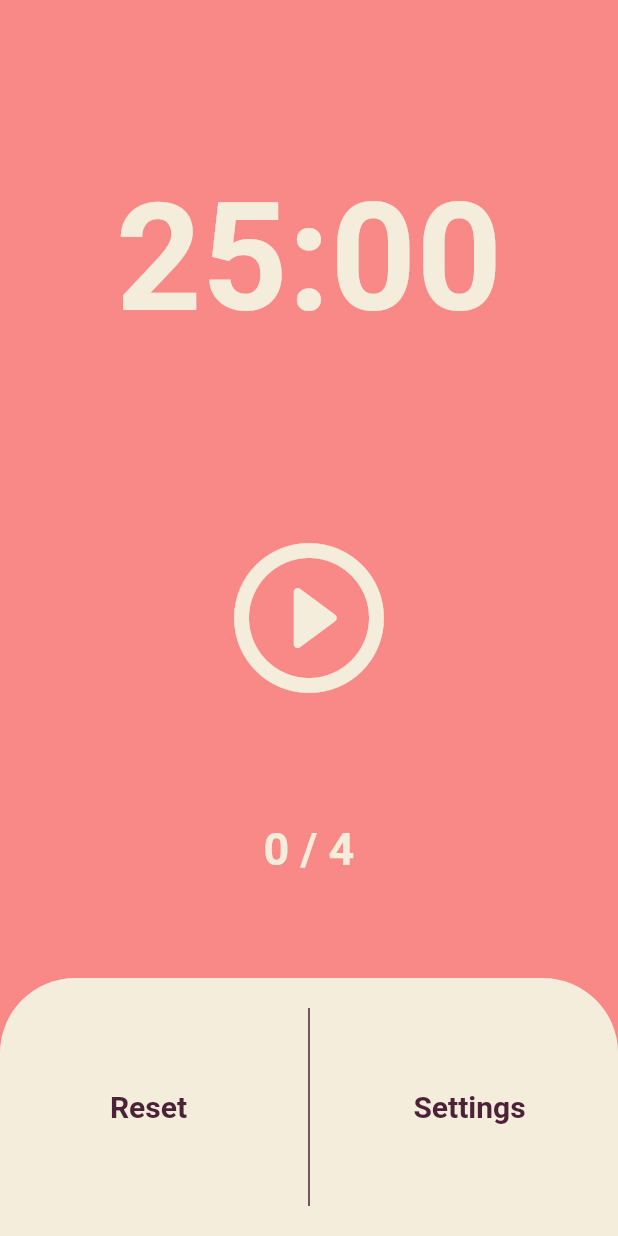
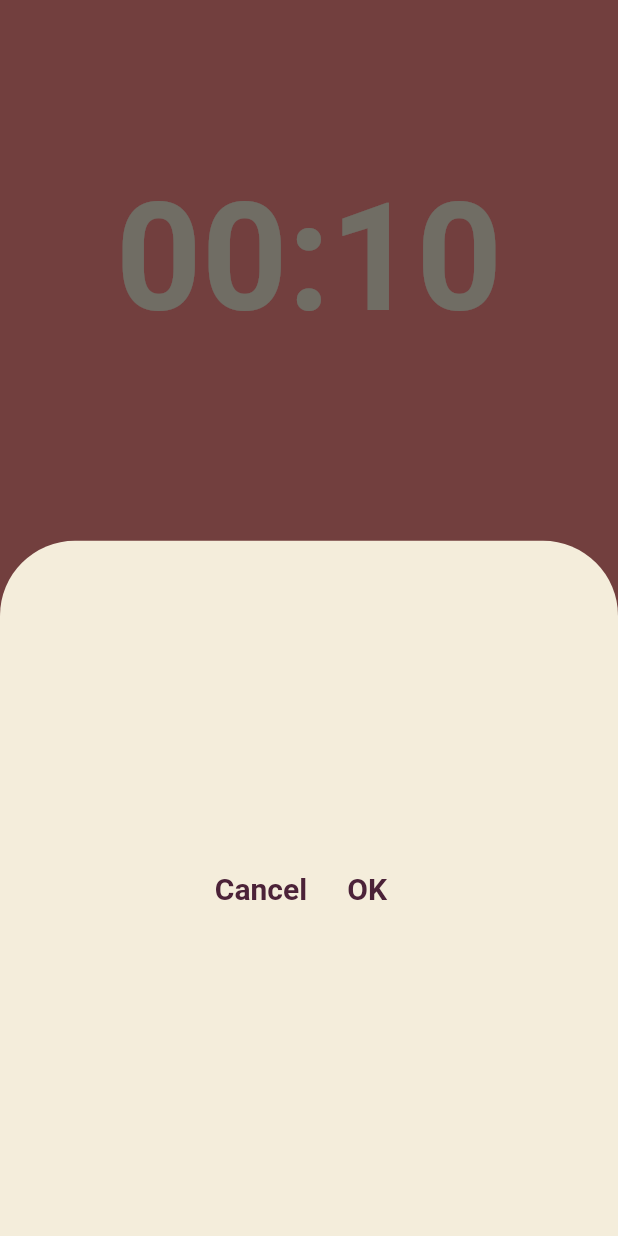
Before and after one commit to sashapivovarova/pomodoro, a Flutter app: the screen it shows after launch, after a tap on "Settings", on a phone screen of 412 x 824 dp. Run offline on Flutter 3.47's test engine with Material 2 defaults, Android fonts, the phone set to English and light mode, and no system bars; missing offline and left inert: flutter_material_pickers.

```diff
--- a/lib/screens/home_screen.dart
+++ b/lib/screens/home_screen.dart
@@ -10,12 +10,12 @@ class HomeScreen extends StatefulWidget {
 }
 
 class _HomeScreenState extends State<HomeScreen> {
-  static const twentyFiveMinuates = 1500;
+  static const twentyFiveMinuates = 10;
   int totalSeconds = twentyFiveMinuates;
   bool isRunning = false;
   bool isPushed = false;
   int totalPomodoros = 0;
-  int goalPomodoros = 4;
+
   late Timer timer;
 
   void onTick(Timer timer) {
@@ -47,19 +47,6 @@ class _HomeScreenState extends State<HomeScreen> {
     });
   }
 
-  void settings() {
-    var time = 25;
-
-    showMaterialNumberPicker(
-      context: context,
-      title: 'Pick Your Age',
-      maxNumber: 100,
-      minNumber: 14,
-      selectedNumber: time,
-      onChanged: (value) => setState(() => time = value),
-    );
-  }
-
   String format(int seconds) {
     var duration = Duration(seconds: seconds);
     return duration.toString().split('.').first.substring(2, 7);
@@ -72,6 +59,22 @@ class _HomeScreenState extends State<HomeScreen> {
       isRunning = false;
       totalPomodoros = 0;
       totalSeconds = twentyFiveMinuates;
+    });
+  }
+
+  void picker() {
+    int time = 25;
+
+    showMaterialNumberPicker(
+      context: context,
+      title: 'Pick Time',
+      maxNumber: 60,
+      minNumber: 5,
+      selectedNumber: time,
+      onChanged: (value) => setState(() => time = value),
+    );
+    setState(() {
+      totalSeconds = time * 60;
     });
   }
 
@@ -114,15 +117,7 @@ class _HomeScreenState extends State<HomeScreen> {
                   mainAxisAlignment: MainAxisAlignment.center,
                   children: [
                     Text(
-                      '$totalPomodoros / ',
-                      style: TextStyle(
-                        color: Theme.of(context).cardColor,
-                        fontSize: 30,
-                        fontWeight: FontWeight.w600,
-                      ),
-                    ),
-                    Text(
-                      '$goalPomodoros',
+                      'Today $totalPomodoros',
                       style: TextStyle(
                         color: Theme.of(context).cardColor,
                         fontSize: 30,
@@ -246,7 +241,69 @@ class _HomeScreenState extends State<HomeScreen> {
                             mainAxisAlignment: MainAxisAlignment.center,
                             children: [
                               TextButton(
-                                onPressed: () {},
+                                onPressed: () {
+                                  showModalBottomSheet(
+                                    backgroundColor:
+                                        Theme.of(context).cardColor,
+                                    shape: const RoundedRectangleBorder(
+                                      borderRadius: BorderRadius.vertical(
+                                        top: Radius.circular(50),
+                                      ),
+                                    ),
+                                    context: context,
+                                    builder: (BuildContext context) {
+                                      return Container(
+                                        child: Center(
+                                          child: Column(
+                                            mainAxisAlignment:
+                                                MainAxisAlignment.center,
+                                            mainAxisSize: MainAxisSize.min,
+                                            children: [
+                                              Row(
+                                                mainAxisAlignment:
+                                                    MainAxisAlignment.center,
+                                                children: [
+                                                  TextButton(
+                                                    child: Text(
+                                                      'Cancel',
+                                                      style: TextStyle(
+                                                        color: Theme.of(context)
+                                                            .textTheme
+                                                            .displayLarge!
+                                                            .color,
+                                                        fontSize: 20,
+                                                        fontWeight:
+                                                            FontWeight.w600,
+                                                      ),
+                                                    ),
+                                                    onPressed: () =>
+                                                        Navigator.pop(context),
+                                                  ),
+                                                  TextButton(
+                                                    child: Text(
+                                                      'OK',
+                                                      style: TextStyle(
+                                                        color: Theme.of(context)
+                                                            .textTheme
+                                                            .displayLarge!
+                                                            .color,
+                                                        fontSize: 20,
+                                                        fontWeight:
+                                                            FontWeight.w600,
+                                                      ),
+                                                    ),
+                                                    onPressed: () =>
+                                                        Navigator.pop(context),
+                                                  ),
+                                                ],
+                                              ),
+                                            ],
+                                          ),
+                                        ),
+                                      );
+                                    },
+                                  );
+                                },
                                 child: Text(
                                   'Settings',
                                   style: TextStyle(
```
Also changed, not shown: lib/screens/settings.dart (deleted, +0 -24 lines), 3 other files.
